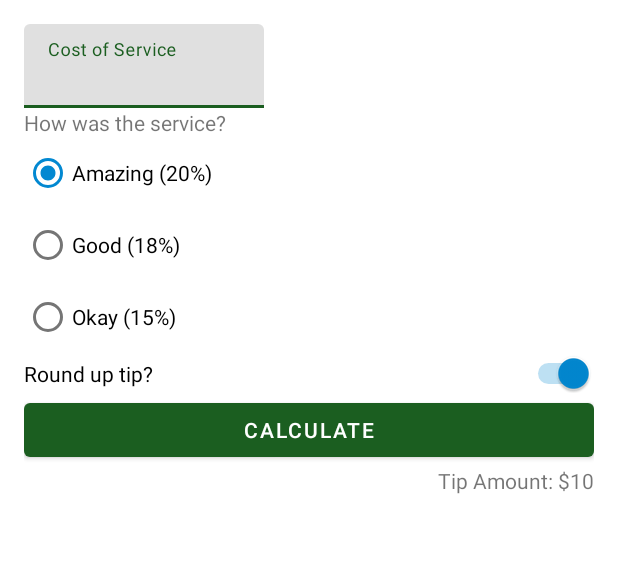
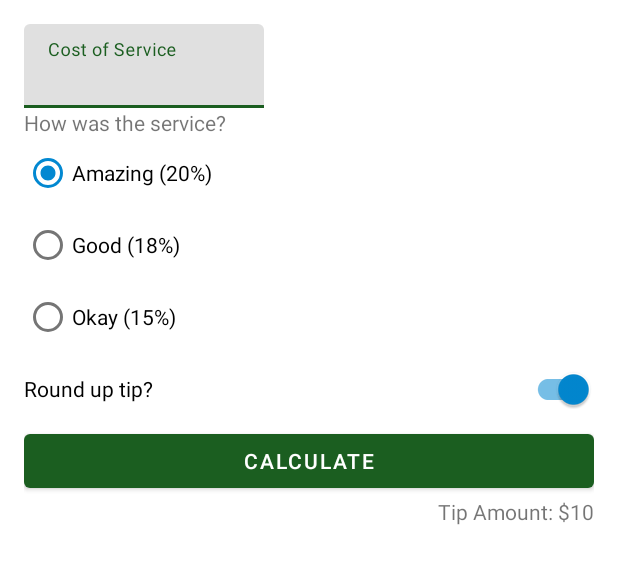
Before and after one commit to dijoncavalcante/tip-time, an Android app: the layout activity_main.xml on its own in the app's theme, with its tools: preview values and no code run, on a phone screen of 412 x 824 dp. Shown: the top 564 px of the screen. Run offline under Robolectric (Android 15) with nearby library versions, the phone set to English and light mode, and no system bars.

```diff
--- a/app/src/main/res/layout/activity_main.xml
+++ b/app/src/main/res/layout/activity_main.xml
@@ -62,7 +62,17 @@
 
     </RadioGroup>
 
-    <Switch
+<!--    <Switch-->
+<!--        android:id="@+id/round_up_switch_"-->
+<!--        android:layout_width="0dp"-->
+<!--        android:layout_height="wrap_content"-->
+<!--        android:checked="true"-->
+<!--        android:text="@string/round_up_tip"-->
+<!--        app:layout_constraintEnd_toEndOf="parent"-->
+<!--        app:layout_constraintStart_toStartOf="parent"-->
+<!--        app:layout_constraintTop_toBottomOf="@id/tip_options" />-->
+
+    <com.google.android.material.switchmaterial.SwitchMaterial
         android:id="@+id/round_up_switch"
         android:layout_width="0dp"
         android:layout_height="wrap_content"
@@ -70,7 +80,8 @@
         android:text="@string/round_up_tip"
         app:layout_constraintEnd_toEndOf="parent"
         app:layout_constraintStart_toStartOf="parent"
-        app:layout_constraintTop_toBottomOf="@id/tip_options" />
+        app:layout_constraintTop_toBottomOf="@id/tip_options"
+        />
 
     <Button
         android:id="@+id/calculate_button"
```
